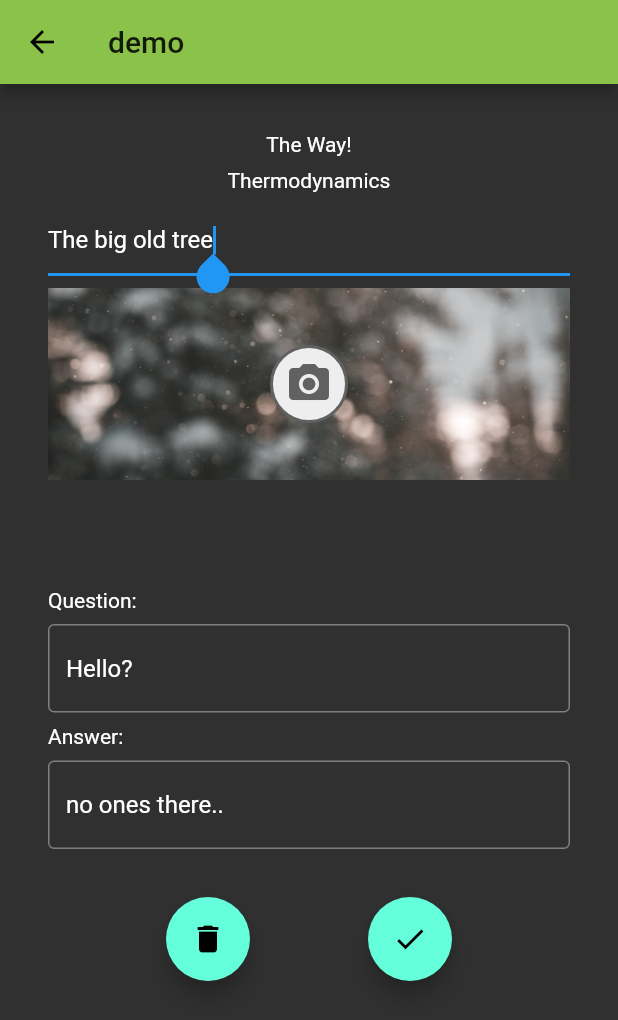
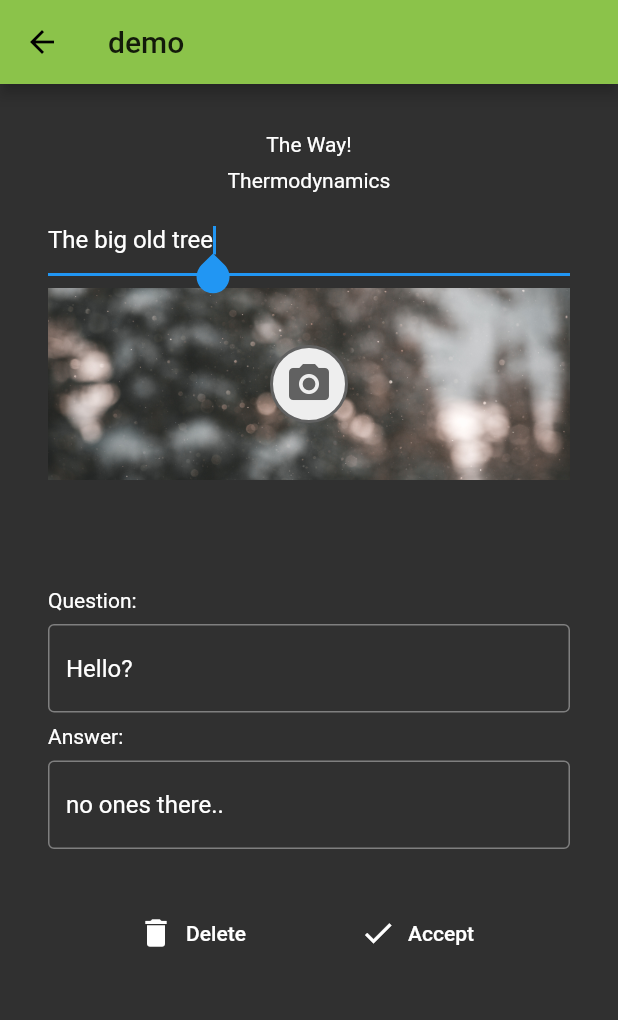
Before and after one commit to Memory-Path/memorypath_app, a Flutter app: the MemoryPointEditPage screen opened directly, after a tap on "The big old tree", on a phone screen of 412 x 824 dp. Shown: the top 1020 px of the screen. Run offline on Flutter 3.47's test engine with Material 2 defaults, Android fonts, the light colour scheme and no system bars; our stand-ins replace file_picker, flutter_map, image_picker, latlong; missing offline and left inert: file_picker_cross, location_web, map_api.

Commit message:
Update MemoryPointEdit

```diff
--- a/lib/pages/MemoryPointEditPage.dart
+++ b/lib/pages/MemoryPointEditPage.dart
@@ -15,7 +15,7 @@ class MemoryPointEditPage extends StatefulWidget {
 }
 
 class _MemoryPointEditPageState extends State<MemoryPointEditPage> {
-  bool isLoading = true;
+  bool dataLoaded = false;
   MemoryPoint memoryPointState;
   MemoryPath memoryPathState;
 
@@ -36,19 +36,19 @@ class _MemoryPointEditPageState extends State<MemoryPointEditPage> {
     memoryPointState = memoryPoint;
     memoryPathState = memoryPath;
 
-    isLoading = false;
+    dataLoaded = true;
     super.initState();
   }
 
-  void deleteMemoryPoint(int memoryPointId) {
-    isLoading = true;
+  void deleteMemoryPoint(MemoryPoint memoryPoint) {
+    dataLoaded = false;
     //ToDo: Database Deletion
     //Navigator.pop(context);
-    print(memoryPointId);
+    print(memoryPoint);
   }
 
   void updateMemoryPoint(MemoryPoint memoryPoint) {
-    isLoading = true;
+    dataLoaded = false;
     //ToDo: Database Update
     //Navigator.pop(context);
     print(memoryPoint.answer);
--- a/lib/widgets/ImagePickerWidget.dart
+++ b/lib/widgets/ImagePickerWidget.dart
@@ -1,6 +1,8 @@
 import 'package:flutter/material.dart';
 import 'package:image_picker/image_picker.dart';
 import 'package:file_picker_cross/file_picker_cross.dart';
+
+typedef void OnUpdateImageCallback(FilePickerCross image);
 
 class ImagePickerWidget extends StatefulWidget {
 
@@ -9,7 +11,7 @@ class ImagePickerWidget extends StatefulWidget {
   final String defaultImage = "assets/images/blurry_background.jpg";
   // image that is lately filled by Gallery or Camera
   final FilePickerCross image;
-  final Function onImageChanged;
+  final OnUpdateImageCallback onImageChanged;
 
   @override
   _ImagePickerWidgetState createState() => _ImagePickerWidgetState();
--- a/lib/widgets/MemoryPointEditWidget.dart
+++ b/lib/widgets/MemoryPointEditWidget.dart
@@ -3,12 +3,14 @@ import 'package:flutter/material.dart';
 import 'package:mobile/src/MemoryPoint.dart';
 import 'package:mobile/widgets/ImagePickerWidget.dart';
 
+typedef void OnMemoryPointUpdateCallback(MemoryPoint memoryPoint);
+
 class MemoryPointEditWidget extends StatefulWidget {
   final String memoryPathName;
   final String memoryPathTopic;
   final MemoryPoint memoryPoint;
-  final Function(MemoryPoint) onMemoryPointUpdate;
-  final Function(int) onMemoryPointDelete;
+  final OnMemoryPointUpdateCallback onMemoryPointUpdate;
+  final OnMemoryPointUpdateCallback onMemoryPointDelete;
 
   @override
   _MemoryPointEditWidgetState createState() => _MemoryPointEditWidgetState();
@@ -64,7 +66,7 @@ class _MemoryPointEditWidgetState extends State<MemoryPointEditWidget> {
         autofocus: true,
         controller: nameController,
       );
-    return InkWell(
+    return GestureDetector(
       onTap: () {
         setState(() {
           _isEditingName = true;
@@ -72,11 +74,12 @@ class _MemoryPointEditWidgetState extends State<MemoryPointEditWidget> {
       },
       child: Text(
         memoryPointState.name,
+        style: Theme.of(context).textTheme.headline3,
       ),
     );
   }
 
-  void updateImage (FilePickerCross image){
+  void updateImage(FilePickerCross image) {
     memoryPointState.image = image;
   }
 
@@ -89,22 +92,19 @@ class _MemoryPointEditWidgetState extends State<MemoryPointEditWidget> {
           crossAxisAlignment: CrossAxisAlignment.start,
           children: [
             //ToDo: Error Handling if Strings==null
-            Center(
-                child: Text(widget.memoryPathName != null
-                    ? widget.memoryPathName
-                    : "ToDo: Throw Error")),
+            Center(child: Text(widget.memoryPathName ?? "ToDo: Throw Error")),
             SizedBox(height: 8),
-            Center(
-                child: Text(widget.memoryPathTopic != null
-                    ? widget.memoryPathTopic
-                    : "ToDo: Throw Error")),
+            Center(child: Text(widget.memoryPathTopic ?? "ToDo: Throw Error")),
             SizedBox(height: 8),
             _editTitleTextField(),
             SizedBox(height: 8),
             Container(
                 height: 128,
                 width: 512,
-                child: ImagePickerWidget(image: memoryPointState.image, onImageChanged: updateImage,)),
+                child: ImagePickerWidget(
+                  image: memoryPointState.image,
+                  onImageChanged: updateImage,
+                )),
             Container(
               height: 64,
               width: 512,
@@ -121,6 +121,11 @@ class _MemoryPointEditWidgetState extends State<MemoryPointEditWidget> {
                     ? null
                     : "Enter question...",
               ),
+              onSubmitted: (String question) {
+                setState(() {
+                  memoryPointState.question = question;
+                });
+              },
             ),
             SizedBox(height: 8),
             Text("Answer:"),
@@ -129,22 +134,28 @@ class _MemoryPointEditWidgetState extends State<MemoryPointEditWidget> {
               controller: answerController,
               decoration: InputDecoration(
                 border: OutlineInputBorder(),
-                labelText: memoryPointState.answer != null
-                    ? null
-                    : "Enter Answer...",
+                labelText:
+                    memoryPointState.answer != null ? null : "Enter Answer...",
               ),
+              onSubmitted: (String answer) {
+                setState(() {
+                  memoryPointState.answer = answer;
+                });
+              },
             ),
             SizedBox(height: 32),
             Row(
               mainAxisAlignment: MainAxisAlignment.spaceEvenly,
               children: [
-                FloatingActionButton(
-                  onPressed: widget.onMemoryPointDelete(memoryPointState.id),
-                  child: Icon(Icons.delete),
+                FlatButton.icon(
+                  onPressed: () => widget.onMemoryPointDelete(memoryPointState),
+                  icon: Icon(Icons.delete),
+                  label: Text("Delete"),
                 ),
-                FloatingActionButton(
-                  onPressed: widget.onMemoryPointUpdate(memoryPointState),
-                  child: Icon(Icons.check),
+                FlatButton.icon(
+                  onPressed: () => widget.onMemoryPointUpdate(memoryPointState),
+                  icon: Icon(Icons.check),
+                  label: Text("Accept"),
                 ),
               ],
             )
--- a/pubspec.yaml
+++ b/pubspec.yaml
@@ -17,7 +17,7 @@ dependencies:
   flutter_map: ^0.11.0
 
   map_api:
-    path: ../map_api
+    path: ../memorypath_map_api
 #    git:
 #      url: https://github.com/Memory-Path/memorypath_map_api.git
 #      ref: main
```
Also changed, not shown: lib/generated_plugin_registrant.dart (added, +17 -0 lines), pubspec.lock.
